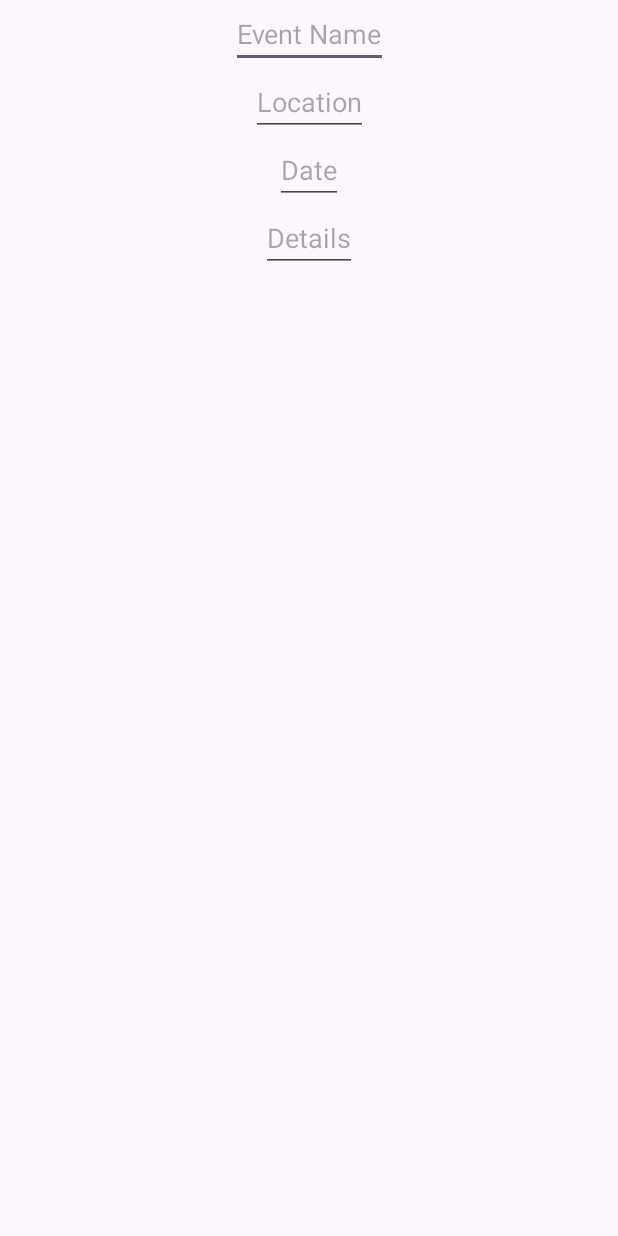
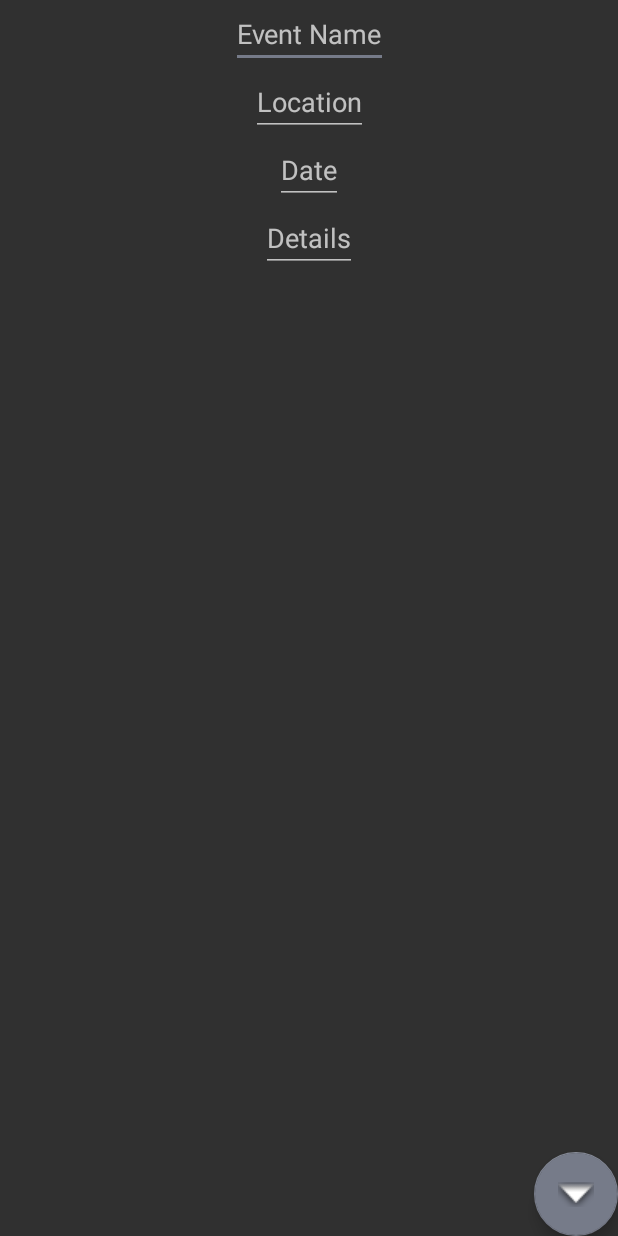
Before and after one commit to CMPUT301W24T04/QrazyQRsRUs, an Android app: the layout new_event_text_fragment.xml on its own in the app's theme, with its tools: preview values and no code run, on a phone screen of 412 x 824 dp. Run offline under Robolectric (Android 15) with nearby library versions, the phone set to English and light mode, and no system bars.

Commit message:
added theme for app added navigation functionality to new event screen using Android Navigation. needs a lot of cleaning up. needs a toolbar for navigating backwards.

```diff
--- a/code/app/src/main/AndroidManifest.xml
+++ b/code/app/src/main/AndroidManifest.xml
@@ -10,9 +10,10 @@
         android:label="@string/app_name"
         android:roundIcon="@mipmap/ic_launcher_round"
         android:supportsRtl="true"
-        android:theme="@style/Theme.QrazyQRsRUs"
+        android:theme="@style/Base.Theme.QrazyQRsRUs"
         tools:targetApi="31">
         <activity
+            android:theme="@style/Base.Theme.QrazyQRsRUs"
             android:name=".MainActivity"
             android:exported="true">
             <intent-filter>
--- a/code/app/src/main/res/layout/new_event_nav_host.xml
+++ b/code/app/src/main/res/layout/new_event_nav_host.xml
@@ -1,6 +1,8 @@
 <?xml version="1.0" encoding="utf-8"?>
 <androidx.constraintlayout.widget.ConstraintLayout xmlns:android="http://schemas.android.com/apk/res/android"
     xmlns:app="http://schemas.android.com/apk/res-auto"
+    xmlns:tools="http://schemas.android.com/tools"
+    tools:context=".NewEventNavHostFragment"
     android:id="@+id/new_event_nav_host"
     android:layout_width="match_parent"
     android:layout_height="match_parent">
@@ -13,3 +15,4 @@
     app:defaultNavHost="true" />
 <!--    what is https://developer.android.com/reference/com/google/android/material/navigation/NavigationView?_gl=1*1m6fjik*_up*MQ..*_ga*MTY1MDEyMTQyMy4xNzA4MzgyMjEy*_ga_6HH9YJMN9M*MTcwODM4MjIxMi4xLjAuMTcwODM4MjIxMi4wLjAuMA.. (Navigation View)?-->
 </androidx.constraintlayout.widget.ConstraintLayout>
+<!--I DONT THINK WE NEED ANY OF THIS, we can use the normal navhost that android studio has ready for us-->
--- a/code/app/src/main/res/layout/new_event_text_fragment.xml
+++ b/code/app/src/main/res/layout/new_event_text_fragment.xml
@@ -1,9 +1,12 @@
 <?xml version="1.0" encoding="utf-8"?>
 <androidx.constraintlayout.widget.ConstraintLayout xmlns:android="http://schemas.android.com/apk/res/android"
     android:id="@+id/new_event_text_fragment"
+    android:theme="@style/Base.Theme.QrazyQRsRUs"
     android:layout_width="match_parent"
     android:layout_height="match_parent"
-    xmlns:app="http://schemas.android.com/apk/res-auto">
+    xmlns:app="http://schemas.android.com/apk/res-auto"
+    xmlns:tools="http://schemas.android.com/tools"
+    tools:context=".NewEventTextFragment">
     <EditText
         android:id="@+id/event_name_edit_text"
         app:layout_constraintTop_toTopOf="parent"
@@ -48,5 +51,12 @@
         android:maxLength="256">
         <!--        make tall to indicate description can be large-->
     </EditText>
+    <com.google.android.material.floatingactionbutton.FloatingActionButton
+        android:id="@+id/next_screen_button"
+        android:layout_width="wrap_content"
+        android:layout_height="wrap_content"
+        app:layout_constraintBottom_toBottomOf="parent"
+        app:layout_constraintRight_toRightOf="parent"
+        app:srcCompat="@android:drawable/arrow_down_float"/>
 
 </androidx.constraintlayout.widget.ConstraintLayout>
--- a/code/app/src/main/res/values/colors.xml
+++ b/code/app/src/main/res/values/colors.xml
@@ -2,4 +2,9 @@
 <resources>
     <color name="black">#FF000000</color>
     <color name="white">#FFFFFFFF</color>
+    <color name="dark_blue">#414A61</color>
+    <color name="dark_gray">#393839</color>
+    <color name="bright_blue">#31B9CE</color>
+    <color name="bone">#D9D9D9</color>
+    <color name="pale_blue">#767B89</color>
 </resources>
--- a/code/app/src/main/res/values/strings.xml
+++ b/code/app/src/main/res/values/strings.xml
@@ -1,3 +1,5 @@
 <resources>
     <string name="app_name">QrazyQRsRUs</string>
+    <!-- TODO: Remove or change this placeholder text -->
+    <string name="hello_blank_fragment">Hello blank fragment</string>
 </resources>
--- a/code/app/src/main/res/values/themes.xml
+++ b/code/app/src/main/res/values/themes.xml
@@ -1,8 +1,14 @@
 <resources xmlns:tools="http://schemas.android.com/tools">
     <!-- Base application theme. -->
-    <style name="Base.Theme.QrazyQRsRUs" parent="Theme.Material3.DayNight.NoActionBar">
+    <style name="Base.Theme.QrazyQRsRUs" parent="Theme.AppCompat">
         <!-- Customize your light theme here. -->
         <!-- <item name="colorPrimary">@color/my_light_primary</item> -->
+        <item name="colorPrimary">@color/bright_blue</item>
+        <item name="colorSecondary">@color/pale_blue</item>
+        <item name="backgroundColor">@color/dark_blue</item>
+        <item name="colorContainer">@color/dark_gray</item>
+        <item name="colorAccent">@color/pale_blue</item>
+        <item name="textFillColor">@color/bone</item>
     </style>
 
     <style name="Theme.QrazyQRsRUs" parent="Base.Theme.QrazyQRsRUs" />
```
Also changed, not shown: code/app/src/main/java/com/example/qrazyqrsrus/BlankFragment.java (added, +64 -0 lines), code/app/src/main/java/com/example/qrazyqrsrus/MainActivity.java (+16 -3 lines), code/app/src/main/java/com/example/qrazyqrsrus/NewEventImageFragment.java (added, +32 -0 lines), code/app/src/main/java/com/example/qrazyqrsrus/NewEventNavHostFragment.java (added, +62 -0 lines), code/app/src/main/java/com/example/qrazyqrsrus/NewEventQrFragment.java (added, +32 -0 lines), code/app/src/main/java/com/example/qrazyqrsrus/NewEventTextFragment.java (added, +41 -0 lines), code/app/src/main/res/layout/activity_main.xml (+11 -6 lines), code/app/src/main/res/layout/new_event_image_fragment.xml (+8 -1 lines), code/app/src/main/res/layout/new_event_qr_fragment.xml (added, +20 -0 lines), code/app/src/main/res/navigation/new_event_nav_graph.xml (+25 -2 lines).
